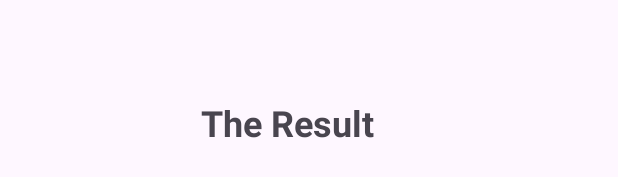
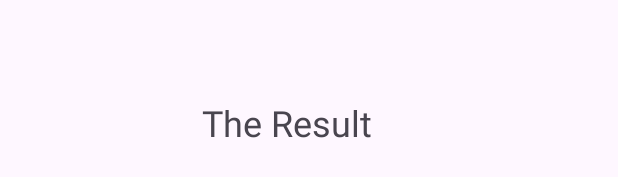
Before and after one commit to alxmart/AT02_SimpleCalculator, an Android app: the layout activity_main.xml on its own in the app's theme, with its tools: preview values and no code run, on a phone screen of 412 x 824 dp. Shown: the part 795-972 px from the top of the screen. Run offline under Robolectric (Android 15) with nearby library versions, the phone set to English and light mode, and no system bars.

Commit message:
Changing result text from bold to normal and removing some spaces from code

```diff
--- a/app/src/main/java/com/luizafmartinez/at02_simplecalculator/MainActivity.kt
+++ b/app/src/main/java/com/luizafmartinez/at02_simplecalculator/MainActivity.kt
@@ -1,10 +1,7 @@
 package com.luizafmartinez.at02_simplecalculator
 
 import android.os.Bundle
-import androidx.activity.enableEdgeToEdge
 import androidx.appcompat.app.AppCompatActivity
-import androidx.core.view.ViewCompat
-import androidx.core.view.WindowInsetsCompat
 import com.luizafmartinez.at02_simplecalculator.databinding.ActivityMainBinding
 
 class MainActivity : AppCompatActivity() {
@@ -16,7 +13,6 @@ class MainActivity : AppCompatActivity() {
     override fun onCreate(savedInstanceState: Bundle?) {
 
         super.onCreate(savedInstanceState)
-       //setContentView(R.layout.activity_main)
         setContentView(binding.root)
 
         val n1 = binding.edtnumber1.text
@@ -41,7 +37,5 @@ class MainActivity : AppCompatActivity() {
             var sumResult = n1.toString().toDouble() / n2.toString().toDouble()
             binding.txtResult.text = sumResult.toString()
         }
-
-
     }
 }
--- a/app/src/main/res/layout/activity_main.xml
+++ b/app/src/main/res/layout/activity_main.xml
@@ -99,7 +99,6 @@
         android:layout_marginTop="100dp"
         android:text="The Result"
         android:textSize="24sp"
-        android:textStyle="bold"
         app:layout_constraintEnd_toEndOf="parent"
         app:layout_constraintHorizontal_bias="0.452"
         app:layout_constraintStart_toStartOf="parent"
```
